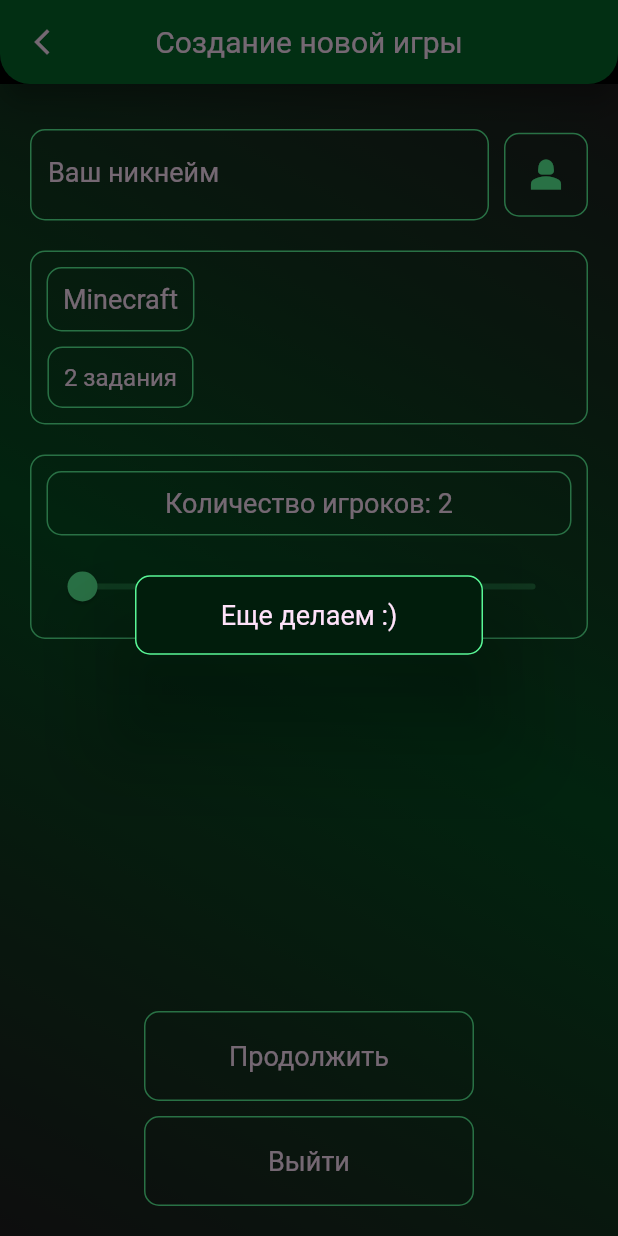
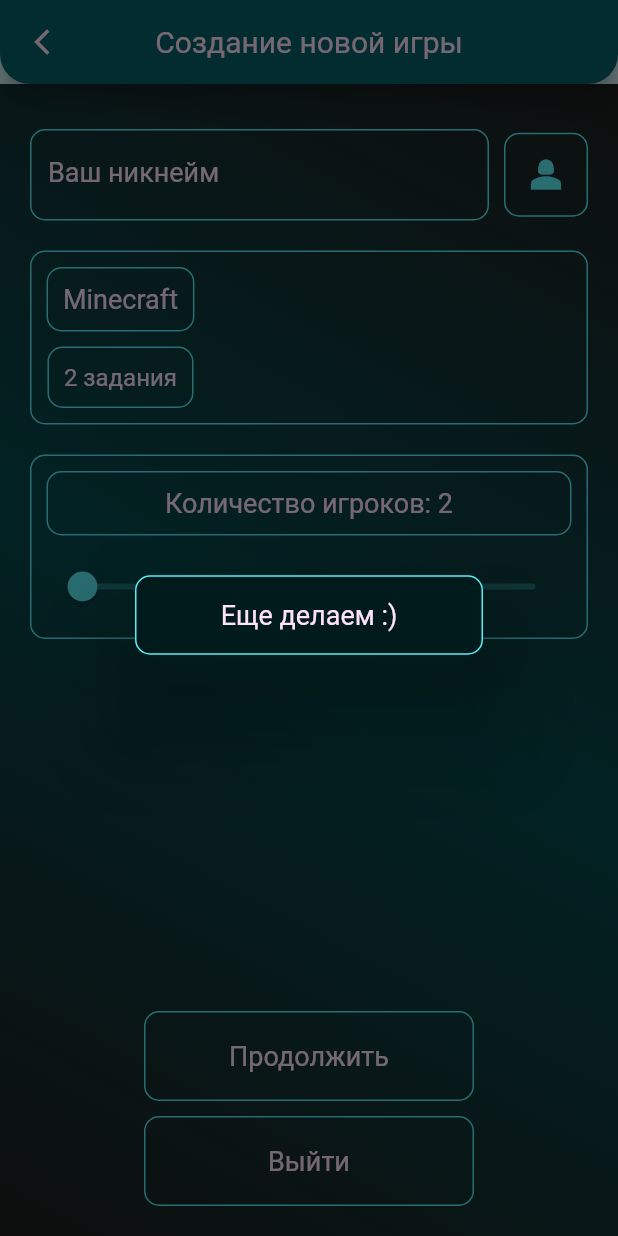
Before and after one commit to Party-Buddy/frontend, a Flutter app: the GameStartScreen screen opened by its route, after a tap on "Продолжить", on a phone screen of 412 x 824 dp. Run offline on Flutter 3.47's test engine with Material 2 defaults, Android fonts, the light colour scheme and no system bars; our stand-ins replace dio, dropdown_button2, equatable, lottie; network calls fail.

Commit message:
Minor refactorings

```diff
--- a/lib/config/view_config.dart
+++ b/lib/config/view_config.dart
@@ -5,9 +5,9 @@ const kFontColor = Color.fromARGB(255, 255, 226, 250);
 
 const kInputLabelBackgroundColor = Color.fromARGB(255, 71, 1, 73);
 
-const kPrimaryColor = Color.fromARGB(255, 89, 247, 150);//Color.fromARGB(255, 247, 89, 239);
+const kPrimaryColor = Color.fromARGB(255, 89, 237, 247);//Color.fromARGB(255, 247, 89, 239);
 Color get kAppBarColor => darken(kPrimaryColor, .45);
-Color get kBackgorundColor => darken(kPrimaryColor, .9);
+Color get kBackgorundColor => kPrimaryColor.withOpacity(.25);
 Color get kBorderColor => kPrimaryColor;
 Color get kFillColor => darken(kPrimaryColor, .4);
 
--- a/lib/features/games/domain/entities/game.dart
+++ b/lib/features/games/domain/entities/game.dart
@@ -1,4 +1,7 @@
 import '../../../tasks/domain/entities/task.dart';
+
+const minPlayersCount = 2;
+const maxPlayersCount = 12;
 
 class Game {
   String name;
--- a/lib/features/games/presentation/screens/game_create_screen.dart
+++ b/lib/features/games/presentation/screens/game_create_screen.dart
@@ -19,8 +19,6 @@ class GameStartScreen extends StatefulWidget {
 }
 
 class _GameStartScreenState extends State<GameStartScreen> {
-  final playersCount = ValueNotifier(2);
-
   @override
   Widget build(BuildContext context) {
     return Scaffold(
@@ -31,8 +29,8 @@ class _GameStartScreenState extends State<GameStartScreen> {
         ),
         body: Container(
           width: double.infinity,
-          decoration:  BoxDecoration(gradient: kBackgroundGradient),
-          padding: const EdgeInsets.all(20.0),
+          decoration: BoxDecoration(gradient: kBackgroundGradient),
+          padding: const EdgeInsets.all(kPadding * 2),
           alignment: Alignment.center,
           child: Column(
             mainAxisAlignment: MainAxisAlignment.spaceBetween,
@@ -85,7 +83,14 @@ class _GameStartScreenState extends State<GameStartScreen> {
                   const SizedBox(
                     height: kPadding * 2,
                   ),
-                  BorderWrapper(child: LabeledSlider(min: 2, max: 12, initial: 2, onChanged: (_) {}, displayValue: (playersCount) => "Количество игроков: $playersCount")),
+                  BorderWrapper(
+                      child: LabeledSlider(
+                          min: minPlayersCount,
+                          max: maxPlayersCount,
+                          initial: minPlayersCount,
+                          onChanged: (_) {},
+                          displayValue: (playersCount) =>
+                              "Количество игроков: $playersCount")),
                 ],
               ),
               Column(
--- a/lib/features/games/presentation/screens/main_menu_screen.dart
+++ b/lib/features/games/presentation/screens/main_menu_screen.dart
@@ -1,6 +1,5 @@
 import 'package:flutter/material.dart';
 import 'package:lottie/lottie.dart';
-import 'package:party_games_app/config/theme/commons.dart';
 import 'package:party_games_app/config/view_config.dart';
 import 'package:party_games_app/core/widgets/button.dart';
 
```
